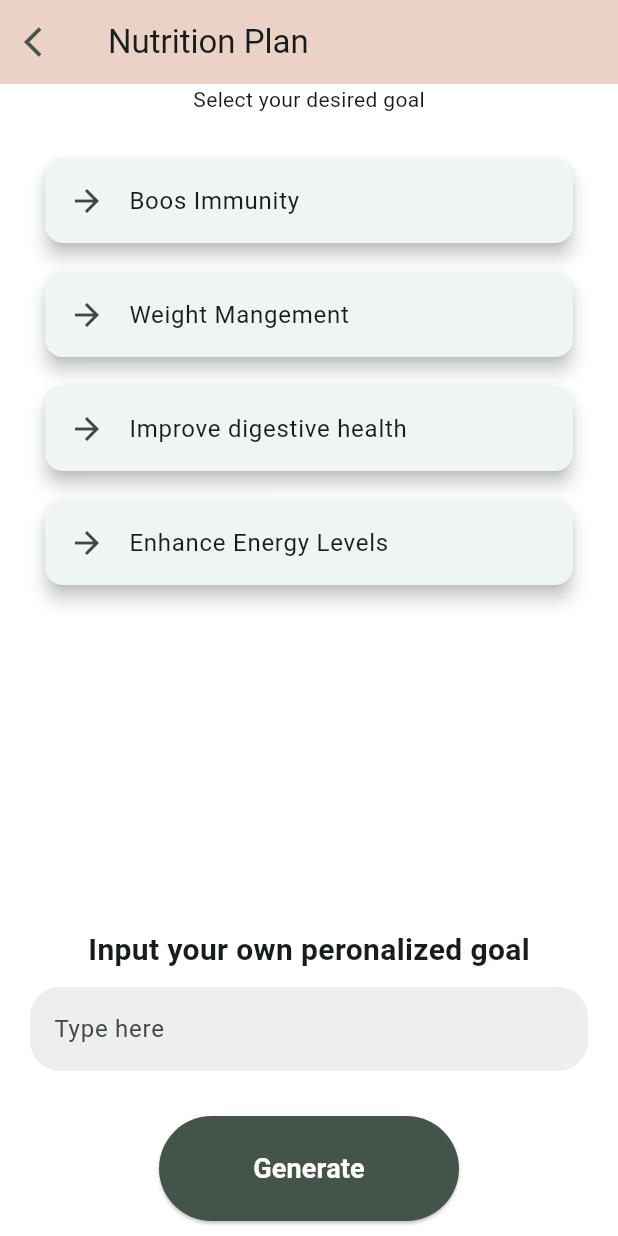
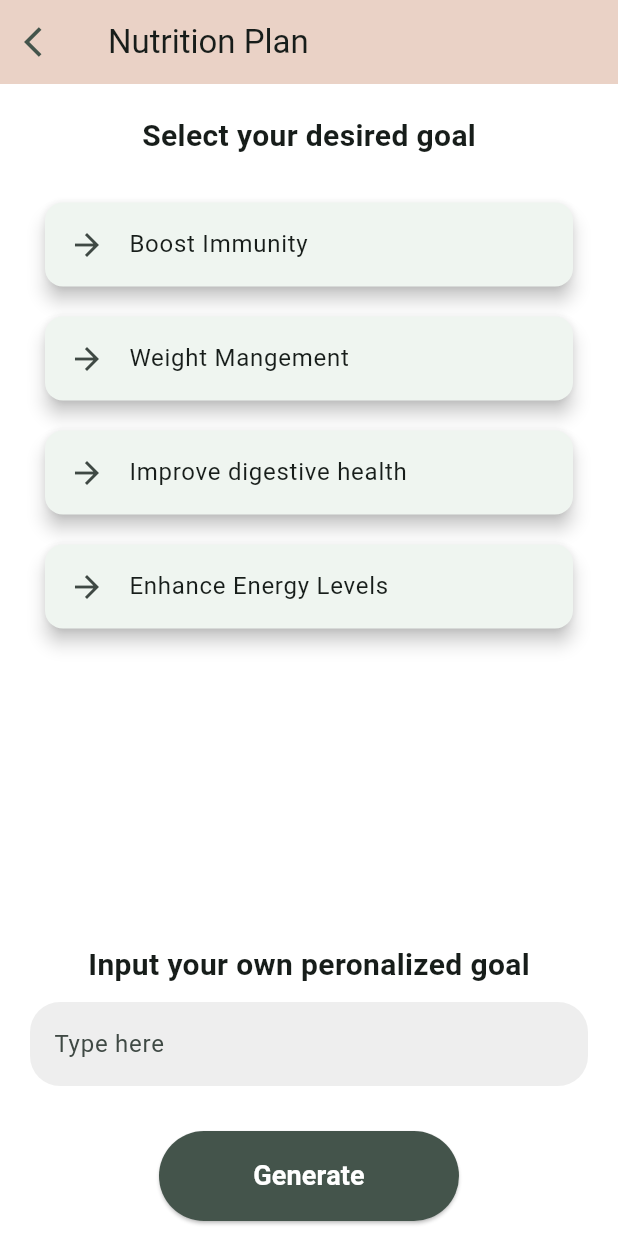
Before and after one commit to Ayiera-20/Body-AI-Buddy, a Flutter app: the Nutrition screen opened directly, on a phone screen of 412 x 824 dp. Run offline on Flutter 3.47's test engine with Material 3 defaults, Android fonts, the phone set to English and light mode, and no system bars; our stand-ins replace flutter_markdown, flutter_spinkit, google_generative_ai.

Commit message:
style: adjust color and font sizes

```diff
--- a/lib/screens/nutrition.dart
+++ b/lib/screens/nutrition.dart
@@ -25,19 +25,21 @@ class _NutritionState extends State<Nutrition> {
       body: Padding(padding: const EdgeInsets.symmetric(horizontal: 20),
       child: Column(
         children: [
-          Text('Select your desired goal'),
+          SizedBox(height: 20,),
+          Text('Select your desired goal', style: TextStyle(
+            fontWeight: FontWeight.bold,
+            fontSize: 20 ),),
           SizedBox(height: 20,),
           Expanded(
             child: ListView(
             children: [
-              _buildCard('Boos Immunity'),
+              _buildCard('Boost Immunity'),
               _buildCard('Weight Mangement'),
               _buildCard('Improve digestive health'),
               _buildCard('Enhance Energy Levels'),
             ],
           )
           ),
-          // SizedBox(height: 30,),
           Text('Input your own peronalized goal',
           style: TextStyle(fontSize: 20,
           fontWeight: FontWeight.bold),
@@ -70,7 +72,7 @@ class _NutritionState extends State<Nutrition> {
                       shape: RoundedRectangleBorder(
                         borderRadius: BorderRadius.circular(50.0),
                       ),
-                      minimumSize: const Size(200, 70),
+                      minimumSize: const Size(200, 60),
                     ),
                     child: const Text('Generate', style: TextStyle(color: Colors.white, fontWeight: FontWeight.bold, fontSize: 18),),
                 ),
```
